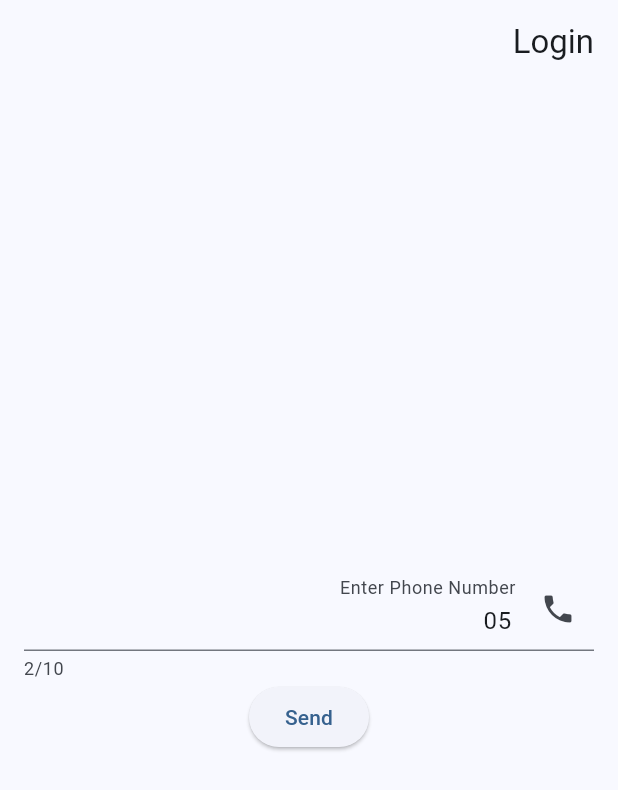
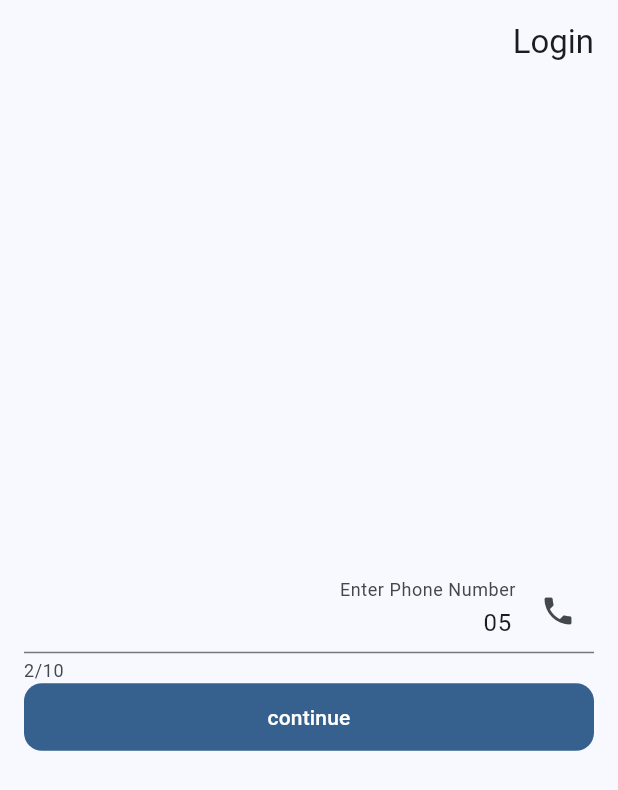
Before and after one commit to orenghe988/ohel_share, a Flutter app: the screen it shows after launch, on a phone screen of 412 x 824 dp. Shown: the top 790 px of the screen. Run offline on Flutter 3.47's test engine with Material 3 defaults, Android fonts, the light colour scheme and no system bars; our stand-ins replace flutter_bloc, flutter_dotenv, go_router, supabase_flutter; accounts and stored records are empty.

Commit message:
disable ugly android splash and add expanded button

```diff
--- /dev/null
+++ b/lib/common/buttons/expanded_button.dart
@@ -0,0 +1,28 @@
+import "package:flutter/material.dart";
+
+class ExpandedButton extends StatelessWidget {
+  final String text;
+  final MaterialColor? color;
+  final void Function()? onPressed;
+
+  const ExpandedButton(
+      {super.key, required this.text, this.color, this.onPressed});
+
+  @override
+  Widget build(BuildContext context) {
+    return SizedBox(
+      height: 45,
+      width: double.infinity,
+      child: FilledButton(
+        style: FilledButton.styleFrom(
+          backgroundColor: color ?? Theme.of(context).colorScheme.primary,
+          shape: RoundedRectangleBorder(
+            borderRadius: BorderRadius.circular(12),
+          ),
+        ),
+        onPressed: onPressed ?? () {},
+        child: Text(text),
+      ),
+    );
+  }
+}
--- a/lib/main.dart
+++ b/lib/main.dart
@@ -18,6 +18,9 @@ class OhelShareApplication extends StatelessWidget {
     return MaterialApp.router(
         title: 'Ohel-Share',
         theme: ThemeData(
+          // TODO disable ugly android click sound for the entire app
+          // TODO make color change when click instant
+          splashFactory: NoSplash.splashFactory,
           colorScheme: ColorScheme.fromSeed(seedColor: Colors.blue),
           useMaterial3: true,
         ),
--- a/lib/routing/router.dart
+++ b/lib/routing/router.dart
@@ -2,8 +2,8 @@ import "package:flutter/cupertino.dart";
 import "package:flutter_bloc/flutter_bloc.dart";
 import "package:go_router/go_router.dart";
 import "package:supabase_flutter/supabase_flutter.dart";
-import "routes/onboarding/phoneNumberEntryPage.dart";
-import "../states/authState.dart";
+import "routes/onboarding/phone_number_entry_page.dart";
+import "../states/auth_state.dart";
 import "../utils/supabase_utils.dart";
 import 'routes/home.dart' show MyHomePage;
 
--- a/lib/routing/routes/onboarding/phoneNumberEntryPage.dart
+++ b/lib/routing/routes/onboarding/phone_number_entry_page.dart
@@ -1,5 +1,6 @@
 import 'package:flutter/material.dart';
 import 'package:flutter/services.dart';
+import "../../../common/buttons/expanded_button.dart";
 
 class PhoneNumberEntryPage extends StatelessWidget {
   final TextEditingController phoneNumberController = TextEditingController();
@@ -28,11 +29,8 @@ class PhoneNumberEntryPage extends StatelessWidget {
                 prefixIcon: Icon(Icons.phone),
               ),
             ),
-            ElevatedButton(
-              onPressed: () {
-                String phoneNumber = phoneNumberController.text;
-              },
-              child: const Text('Send'),
+            const ExpandedButton(
+              text: "continue",
             ),
           ],
           //TODO set a length for the input
```
Also changed, not shown: lib/common/buttons/filledButton.dart (deleted, +0 -20 lines), lib/states/auth_state.dart (renamed from lib/states/authState.dart).
